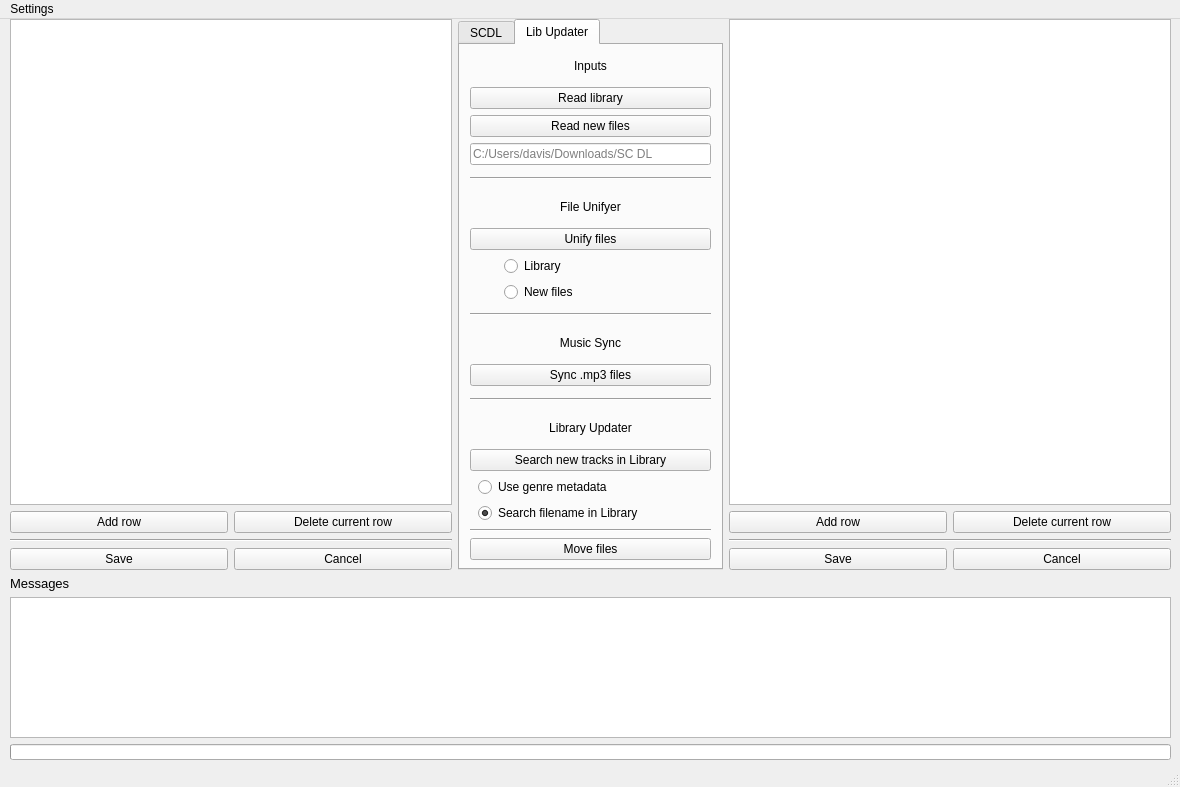
DST-DEV/SCDL, file _02_GUI/_03_UI/00_Draft/Main.ui: the form before one commit.
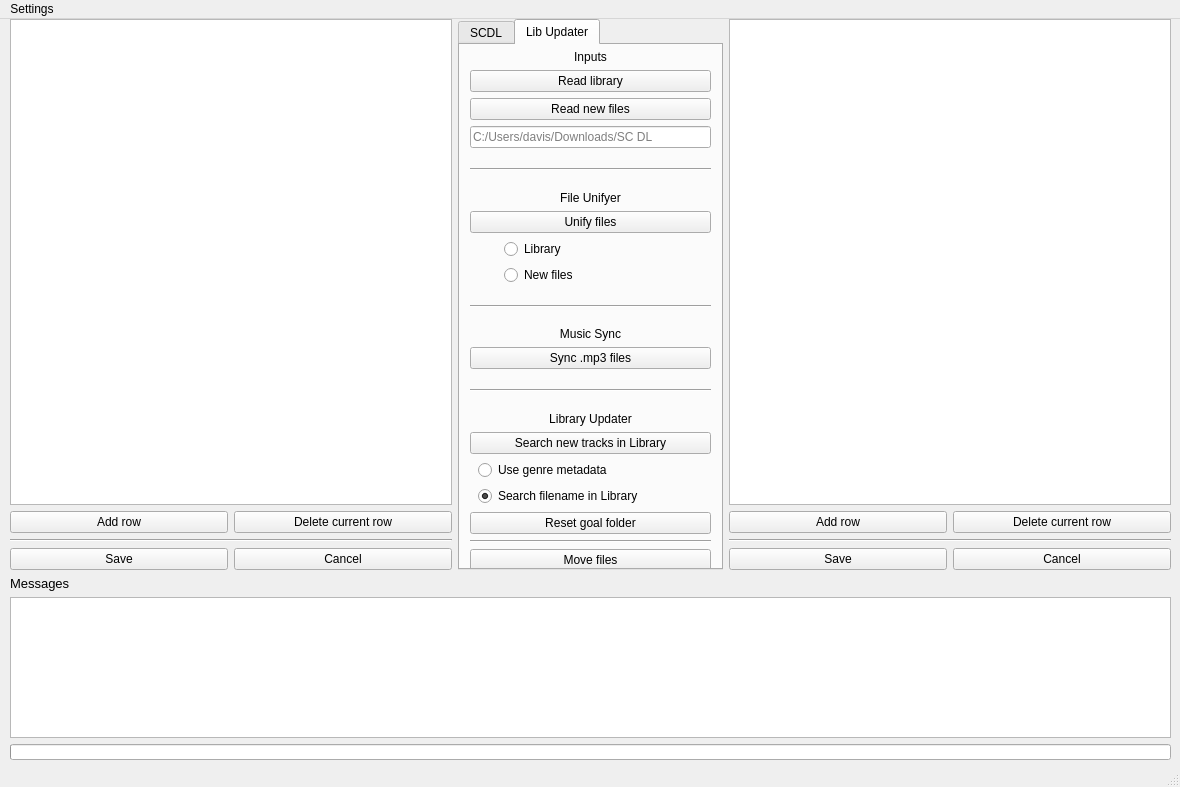
The form after the commit.

The edit to the form file:
```diff
--- a/_02_GUI/_03_UI/00_Draft/Main.ui
+++ b/_02_GUI/_03_UI/00_Draft/Main.ui
@@ -444,38 +444,124 @@
            <x>10</x>
            <y>0</y>
            <width>241</width>
-           <height>521</height>
+           <height>531</height>
           </rect>
          </property>
-         <layout class="QGridLayout" name="gLayout_Lib" rowstretch="1,5,5,5,5,1,1,1,5,5,5,1,1,1,5,5,1,1,1,5,5,5,1,5,1">
-          <item row="12" column="0">
-           <widget class="Line" name="line_lib2">
-            <property name="orientation">
-             <enum>Qt::Horizontal</enum>
-            </property>
-           </widget>
-          </item>
-          <item row="2" column="0">
-           <widget class="QPushButton" name="btn_read_lib">
-            <property name="text">
-             <string>Read library</string>
-            </property>
-           </widget>
-          </item>
-          <item row="22" column="0">
-           <widget class="Line" name="line_lib4">
-            <property name="orientation">
-             <enum>Qt::Horizontal</enum>
-            </property>
-           </widget>
-          </item>
-          <item row="23" column="0">
+         <layout class="QGridLayout" name="gLayout_Lib" rowstretch="1,0,0,0,0,0,0,0,0,0,0,0,0,0,0,0,0,0,0,0,0,0,0,0,0,0">
+          <item row="24" column="0">
            <widget class="QPushButton" name="btn_move_files">
             <property name="text">
              <string>Move files</string>
             </property>
            </widget>
           </item>
+          <item row="1" column="0">
+           <widget class="QLabel" name="lbl_read_dirs">
+            <property name="text">
+             <string>Inputs</string>
+            </property>
+            <property name="alignment">
+             <set>Qt::AlignCenter</set>
+            </property>
+           </widget>
+          </item>
+          <item row="6" column="0">
+           <widget class="Line" name="line_lib1">
+            <property name="orientation">
+             <enum>Qt::Horizontal</enum>
+            </property>
+           </widget>
+          </item>
+          <item row="7" column="0">
+           <spacer name="verticalSpacer_lib2">
+            <property name="orientation">
+             <enum>Qt::Vertical</enum>
+            </property>
+            <property name="sizeHint" stdset="0">
+             <size>
+              <width>20</width>
+              <height>40</height>
+             </size>
+            </property>
+           </spacer>
+          </item>
+          <item row="13" column="0">
+           <spacer name="verticalSpacer_lib5">
+            <property name="orientation">
+             <enum>Qt::Vertical</enum>
+            </property>
+            <property name="sizeHint" stdset="0">
+             <size>
+              <width>20</width>
+              <height>40</height>
+             </size>
+            </property>
+           </spacer>
+          </item>
+          <item row="17" column="0">
+           <widget class="Line" name="line_lib3">
+            <property name="orientation">
+             <enum>Qt::Horizontal</enum>
+            </property>
+           </widget>
+          </item>
+          <item row="18" column="0">
+           <spacer name="verticalSpacer_lib7">
+            <property name="orientation">
+             <enum>Qt::Vertical</enum>
+            </property>
+            <property name="sizeHint" stdset="0">
+             <size>
+              <width>20</width>
+              <height>40</height>
+             </size>
+            </property>
+           </spacer>
+          </item>
+          <item row="15" column="0">
+           <widget class="QPushButton" name="btn_sync_music">
+            <property name="text">
+             <string>Sync .mp3 files</string>
+            </property>
+           </widget>
+          </item>
+          <item row="20" column="0">
+           <widget class="QPushButton" name="btn_goalfld_search">
+            <property name="text">
+             <string>Search new tracks in Library</string>
+            </property>
+           </widget>
+          </item>
+          <item row="4" column="0">
+           <widget class="QLineEdit" name="lineEdit_nf_dir">
+            <property name="placeholderText">
+             <string>C:/Users/davis/Downloads/SC DL</string>
+            </property>
+           </widget>
+          </item>
+          <item row="25" column="0">
+           <spacer name="verticalSpacer_lib8">
+            <property name="orientation">
+             <enum>Qt::Vertical</enum>
+            </property>
+            <property name="sizeType">
+             <enum>QSizePolicy::MinimumExpanding</enum>
+            </property>
+            <property name="sizeHint" stdset="0">
+             <size>
+              <width>20</width>
+              <height>5</height>
+             </size>
+            </property>
+           </spacer>
+          </item>
+          <item row="23" column="0">
+           <widget class="Line" name="line_lib4">
+            <property name="orientation">
+             <enum>Qt::Horizontal</enum>
+            </property>
+           </widget>
+          </item>
           <item row="8" column="0">
            <widget class="QLabel" name="lbl_file_uni">
             <property name="text">
@@ -499,6 +585,46 @@
             </property>
            </spacer>
           </item>
+          <item row="2" column="0">
+           <widget class="QPushButton" name="btn_read_lib">
+            <property name="text">
+             <string>Read library</string>
+            </property>
+           </widget>
+          </item>
+          <item row="11" column="0">
+           <spacer name="verticalSpacer_lib4">
+            <property name="orientation">
+             <enum>Qt::Vertical</enum>
+            </property>
+            <property name="sizeHint" stdset="0">
+             <size>
+              <width>20</width>
+              <height>40</height>
+             </size>
+            </property>
+           </spacer>
+          </item>
+          <item row="16" column="0">
+           <spacer name="verticalSpacer_lib6">
+            <property name="orientation">
+             <enum>Qt::Vertical</enum>
+            </property>
+            <property name="sizeHint" stdset="0">
+             <size>
+              <width>20</width>
+              <height>40</height>
+             </size>
+            </property>
+           </spacer>
+          </item>
+          <item row="9" column="0">
+           <widget class="QPushButton" name="btn_file_uni">
+            <property name="text">
+             <string>Unify files</string>
+            </property>
+           </widget>
+          </item>
           <item row="14" column="0">
            <widget class="QLabel" name="lbl_music_sync">
             <property name="text">
@@ -509,29 +635,6 @@
             </property>
            </widget>
           </item>
-          <item row="13" column="0">
-           <spacer name="verticalSpacer_lib5">
-            <property name="orientation">
-             <enum>Qt::Vertical</enum>
-            </property>
-            <property name="sizeHint" stdset="0">
-             <size>
-              <width>20</width>
-              <height>40</height>
-             </size>
-            </property>
-           </spacer>
-          </item>
-          <item row="19" column="0">
-           <widget class="QLabel" name="lbl_lib_update">
-            <property name="text">
-             <string>Library Updater</string>
-            </property>
-            <property name="alignment">
-             <set>Qt::AlignCenter</set>
-            </property>
-           </widget>
-          </item>
           <item row="10" column="0">
            <layout class="QGridLayout" name="gLayout_uni" columnstretch="1,5,1">
             <item row="1" column="1">
@@ -582,148 +685,29 @@
             </item>
            </layout>
           </item>
-          <item row="0" column="0">
-           <spacer name="verticalSpacer_lib1">
-            <property name="orientation">
-             <enum>Qt::Vertical</enum>
-            </property>
-            <property name="sizeType">
-             <enum>QSizePolicy::MinimumExpanding</enum>
-            </property>
-            <property name="sizeHint" stdset="0">
-             <size>
-              <width>20</width>
-              <height>5</height>
-             </size>
-            </property>
-           </spacer>
-          </item>
-          <item row="17" column="0">
-           <widget class="Line" name="line_lib3">
-            <property name="orientation">
-             <enum>Qt::Horizontal</enum>
-            </property>
-           </widget>
-          </item>
-          <item row="3" column="0">
-           <widget class="QPushButton" name="btn_read_new">
+          <item row="19" column="0">
+           <widget class="QLabel" name="lbl_lib_update">
             <property name="text">
-             <string>Read new files</string>
-            </property>
-           </widget>
-          </item>
-          <item row="4" column="0">
-           <widget class="QLineEdit" name="lineEdit_nf_dir">
-            <property name="placeholderText">
-             <string>C:/Users/davis/Downloads/SC DL</string>
-            </property>
-           </widget>
-          </item>
-          <item row="16" column="0">
-           <spacer name="verticalSpacer_lib6">
-            <property name="orientation">
-             <enum>Qt::Vertical</enum>
-            </property>
-            <property name="sizeHint" stdset="0">
-             <size>
-              <width>20</width>
-              <height>40</height>
-             </size>
-            </property>
-           </spacer>
-          </item>
-          <item row="20" column="0">
-           <widget class="QPushButton" name="btn_goalfld_search">
-            <property name="text">
-             <string>Search new tracks in Library</string>
-            </property>
-           </widget>
-          </item>
-          <item row="7" column="0">
-           <spacer name="verticalSpacer_lib2">
-            <property name="orientation">
-             <enum>Qt::Vertical</enum>
-            </property>
-            <property name="sizeHint" stdset="0">
-             <size>
-              <width>20</width>
-              <height>40</height>
-             </size>
-            </property>
-           </spacer>
-          </item>
-          <item row="18" column="0">
-           <spacer name="verticalSpacer_lib7">
-            <property name="orientation">
-             <enum>Qt::Vertical</enum>
-            </property>
-            <property name="sizeHint" stdset="0">
-             <size>
-              <width>20</width>
-              <height>40</height>
-             </size>
-            </property>
-           </spacer>
-          </item>
-          <item row="6" column="0">
-           <widget class="Line" name="line_lib1">
-            <property name="orientation">
-             <enum>Qt::Horizontal</enum>
-            </property>
-           </widget>
-          </item>
-          <item row="15" column="0">
-           <widget class="QPushButton" name="btn_sync_music">
-            <property name="text">
-             <string>Sync .mp3 files</string>
-            </property>
-           </widget>
-          </item>
-          <item row="1" column="0">
-           <widget class="QLabel" name="lbl_read_dirs">
-            <property name="text">
-             <string>Inputs</string>
+             <string>Library Updater</string>
             </property>
             <property name="alignment">
              <set>Qt::AlignCenter</set>
             </property>
            </widget>
           </item>
-          <item row="24" column="0">
-           <spacer name="verticalSpacer_lib8">
-            <property name="orientation">
-             <enum>Qt::Vertical</enum>
-            </property>
-            <property name="sizeType">
-             <enum>QSizePolicy::MinimumExpanding</enum>
-            </property>
-            <property name="sizeHint" stdset="0">
-             <size>
-              <width>20</width>
-              <height>5</height>
-             </size>
-            </property>
-           </spacer>
-          </item>
-          <item row="9" column="0">
-           <widget class="QPushButton" name="btn_file_uni">
+          <item row="22" column="0">
+           <widget class="QPushButton" name="btn_reset_goalfld">
             <property name="text">
-             <string>Unify files</string>
+             <string>Reset goal folder</string>
             </property>
            </widget>
           </item>
-          <item row="11" column="0">
-           <spacer name="verticalSpacer_lib4">
+          <item row="12" column="0">
+           <widget class="Line" name="line_lib2">
             <property name="orientation">
-             <enum>Qt::Vertical</enum>
+             <enum>Qt::Horizontal</enum>
             </property>
-            <property name="sizeHint" stdset="0">
-             <size>
-              <width>20</width>
-              <height>40</height>
-             </size>
-            </property>
-           </spacer>
+           </widget>
           </item>
           <item row="21" column="0">
            <layout class="QGridLayout" name="gLayout_move" columnstretch="1,30,1">
@@ -775,6 +759,29 @@
             </item>
            </layout>
           </item>
+          <item row="0" column="0">
+           <spacer name="verticalSpacer_lib1">
+            <property name="orientation">
+             <enum>Qt::Vertical</enum>
+            </property>
+            <property name="sizeType">
+             <enum>QSizePolicy::MinimumExpanding</enum>
+            </property>
+            <property name="sizeHint" stdset="0">
+             <size>
+              <width>20</width>
+              <height>5</height>
+             </size>
+            </property>
+           </spacer>
+          </item>
+          <item row="3" column="0">
+           <widget class="QPushButton" name="btn_read_new">
+            <property name="text">
+             <string>Read new files</string>
+            </property>
+           </widget>
+          </item>
          </layout>
         </widget>
        </widget>
```
